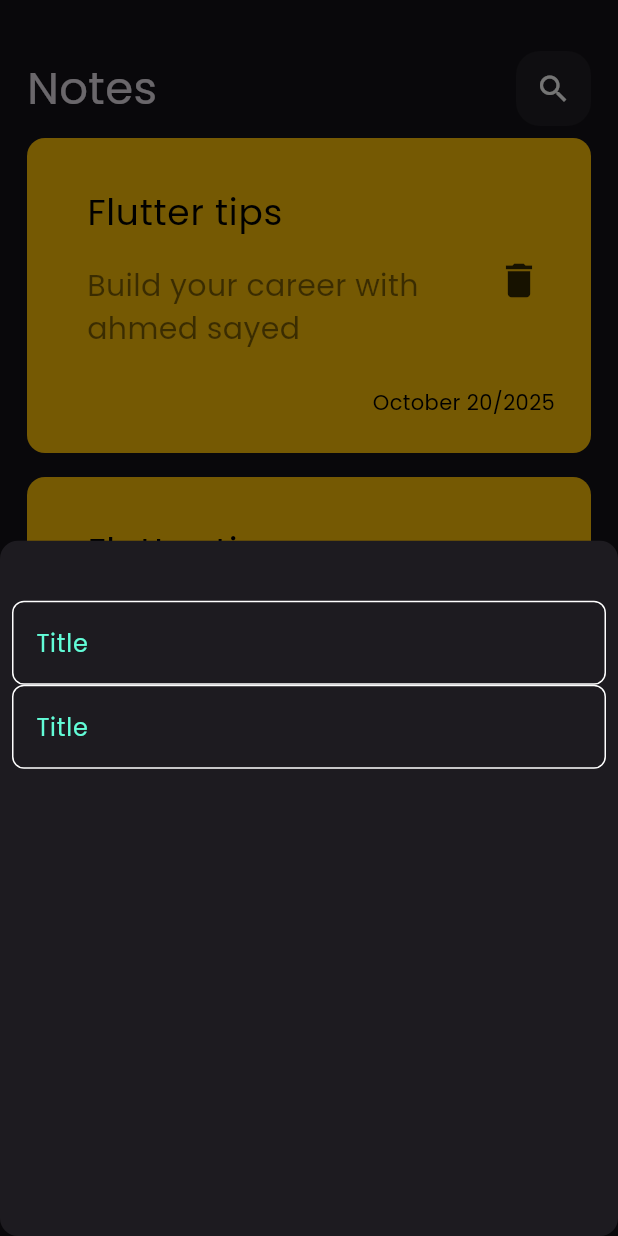
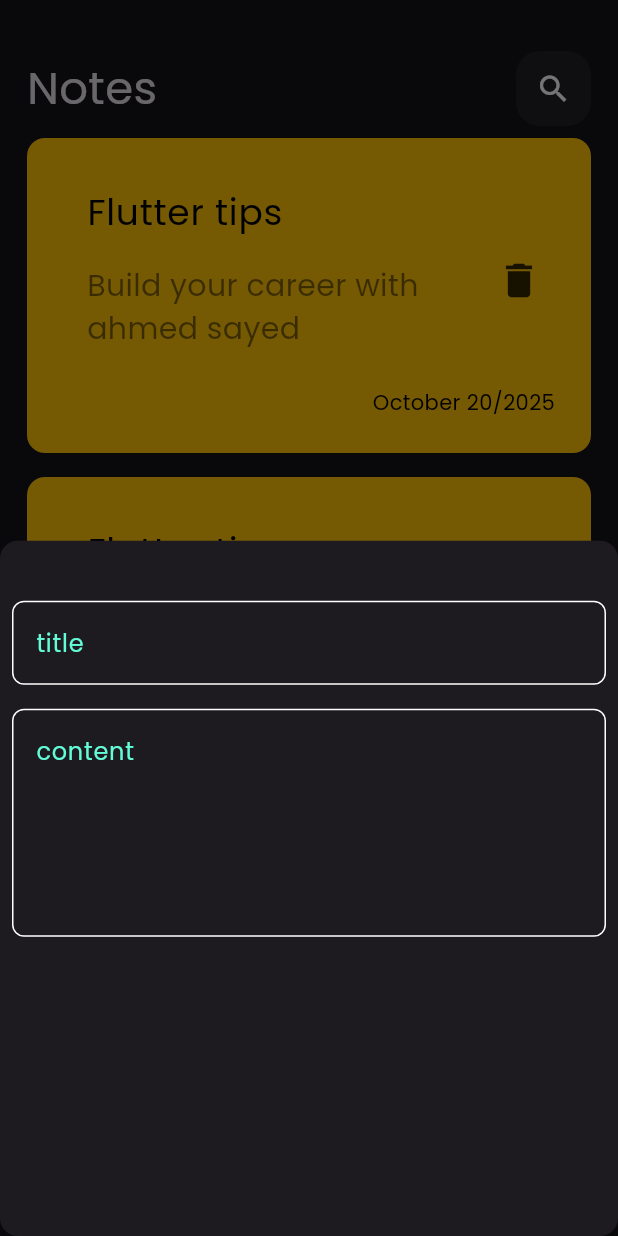
Before and after one commit to ahmedsayedasr50-ctrl/NotesApp, a Flutter app: the screen it shows after launch, after a tap on the "add" icon, on a phone screen of 412 x 824 dp. Run offline on Flutter 3.47's test engine with Material 3 defaults, Android fonts, the phone set to English and light mode, and no system bars.

Commit message:
add feilds to note bottom sheet

```diff
--- a/lib/views/widgets/custom_textfeild.dart
+++ b/lib/views/widgets/custom_textfeild.dart
@@ -2,13 +2,17 @@ import 'package:flutter/material.dart';
 import 'package:notes_app/views/widgets/constants.dart';
 
 class CustomTextfeild extends StatelessWidget {
+  const CustomTextfeild({super.key, required this.hint, this.maxLines =1});
+  final String? hint;
+  final int? maxLines;
   @override
   Widget build(BuildContext context) {
     return TextField(
+      maxLines: maxLines,
       cursorColor: kPrimaryColor,
       decoration: InputDecoration(
-        hintText: "Title",
-        hintStyle: TextStyle(color: kPrimaryColor),
+        hintText: hint,
+        hintStyle: const TextStyle(color: kPrimaryColor),
         border: buildBorder(),
         enabledBorder: buildBorder(),
         focusedBorder: buildBorder(kPrimaryColor),
--- a/lib/views/widgets/customize_sheet.dart
+++ b/lib/views/widgets/customize_sheet.dart
@@ -2,16 +2,18 @@ import 'package:flutter/material.dart';
 import 'package:notes_app/views/widgets/custom_textfeild.dart';
 
 class CustomizeSheet extends StatelessWidget {
+  const CustomizeSheet({super.key});
   @override
   Widget build(BuildContext context) {
     return Container(
       child: Padding(
         padding: const EdgeInsets.all(8.0),
-        child: Column(
+        child: const Column(
           children: [
             SizedBox(height: 32),
-            CustomTextfeild(),
-            CustomTextfeild(),
+            CustomTextfeild(hint: "title"),
+            SizedBox(height: 16),
+            CustomTextfeild(hint: "content", maxLines: 5),
           ],
         ),
       ),
```
